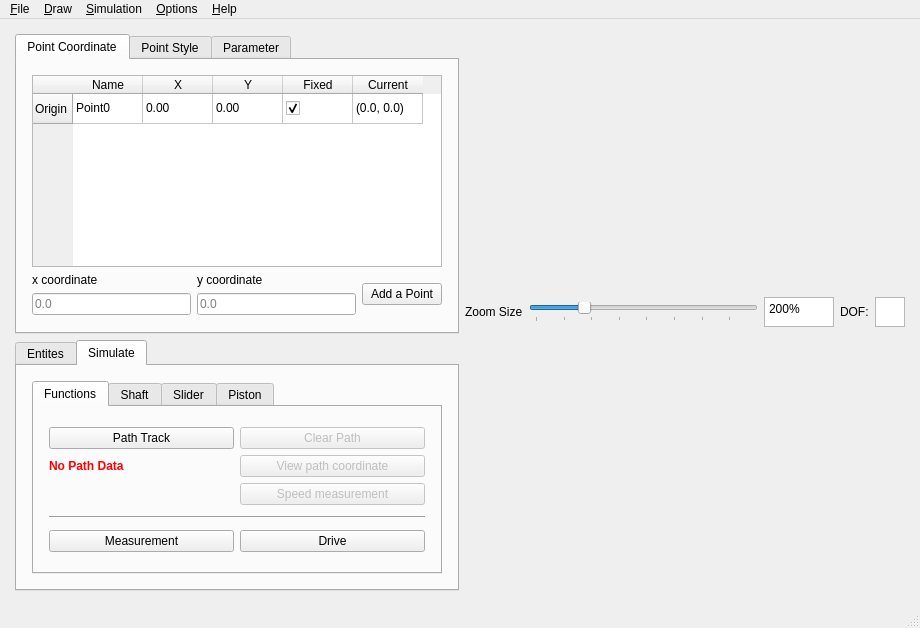
Before: the Qt Designer form core/main.ui in KmolYuan/Pyslvs-UI, drawn with Qt 5.
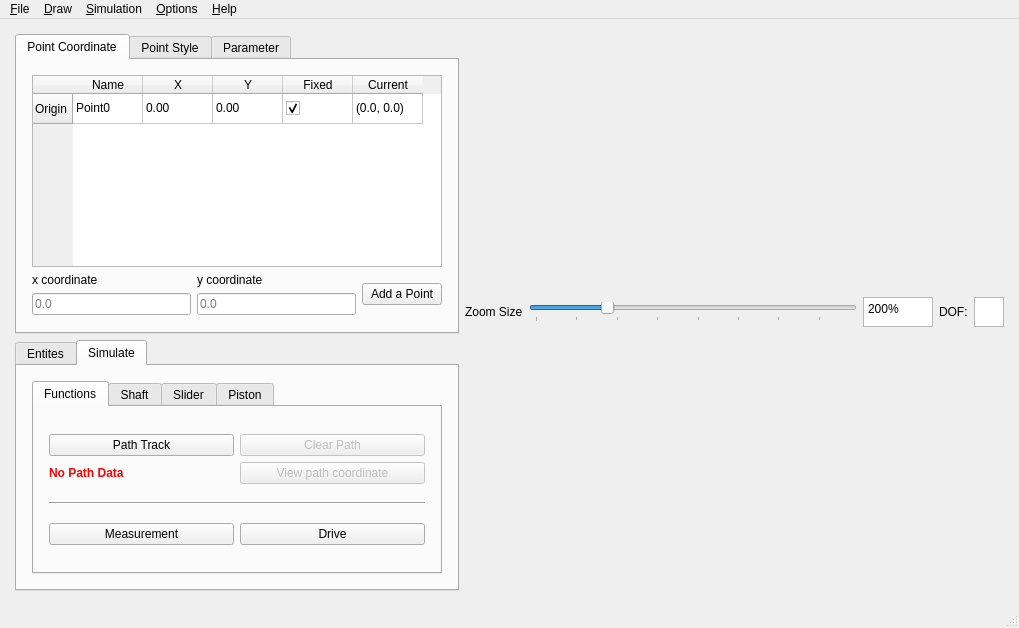
After: the same form once the commit is applied. The open tabs and pages were chosen to show the change. Icons and pictures are not drawn.

What changed in the file:
```diff
--- a/core/main.ui
+++ b/core/main.ui
@@ -6,13 +6,13 @@
    <rect>
     <x>0</x>
     <y>0</y>
-    <width>920</width>
+    <width>1019</width>
     <height>628</height>
    </rect>
   </property>
   <property name="minimumSize">
    <size>
-    <width>920</width>
+    <width>1019</width>
     <height>628</height>
    </size>
   </property>
@@ -981,23 +981,6 @@
                           </property>
                          </widget>
                         </item>
-                        <item row="2" column="2">
-                         <widget class="QPushButton" name="Speed_measurement_button">
-                          <property name="enabled">
-                           <bool>false</bool>
-                          </property>
-                          <property name="statusTip">
-                           <string>Set behave of shaft or silder in simulation.</string>
-                          </property>
-                          <property name="text">
-                           <string>Speed measurement</string>
-                          </property>
-                          <property name="icon">
-                           <iconset resource="../icons.qrc">
-                            <normaloff>:/icons/other-supp.png</normaloff>:/icons/other-supp.png</iconset>
-                          </property>
-                         </widget>
-                        </item>
                        </layout>
                       </item>
                       <item>
@@ -1427,7 +1410,7 @@
     <rect>
      <x>0</x>
      <y>0</y>
-     <width>920</width>
+     <width>1019</width>
      <height>22</height>
     </rect>
    </property>
```
Left out of the diff: 10 changed lines with no effect on the pictures.
